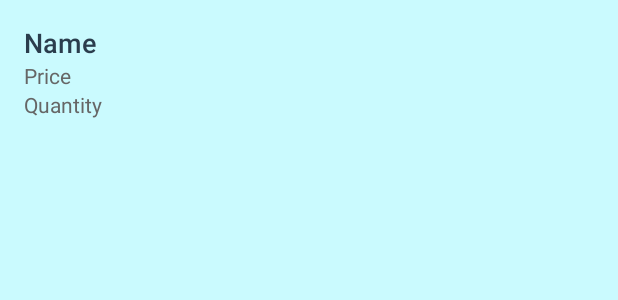
After one commit to jsisanova/InventoryApp, an Android app: the layout list_item.xml on its own in the app's theme, with its tools: preview values and no code run, on a phone screen of 412 x 824 dp. The commit adds this screen. Shown: the top 300 px of the screen. Run offline under Robolectric (Android 15) with nearby library versions, the phone set to English and light mode, and no system bars.

Commit message:
Create BookCursorAdapter to display list of books in ListView

```diff
--- a/app/src/main/java/com/example/android/inventoryapp/data/BookContract.java
+++ b/app/src/main/java/com/example/android/inventoryapp/data/BookContract.java
@@ -53,12 +53,14 @@ public final class BookContract {
 
         /**
          * The MIME type of the {@link #CONTENT_URI} for a list of books.
+         *  Directory MIME type: vnd.android.cursor.dir/com.example.android.books/books
          */
         public static final String CONTENT_LIST_TYPE =
                 ContentResolver.CURSOR_DIR_BASE_TYPE + "/" + CONTENT_AUTHORITY + "/" + PATH_BOOKS;
 
         /**
          * The MIME type of the {@link #CONTENT_URI} for a single book.
+         * Item MIME type: vnd.android.cursor.item/com.example.android.books/books
          */
         public static final String CONTENT_ITEM_TYPE =
                 ContentResolver.CURSOR_ITEM_BASE_TYPE + "/" + CONTENT_AUTHORITY + "/" + PATH_BOOKS;
--- /dev/null
+++ b/app/src/main/res/layout/list_item.xml
@@ -0,0 +1,38 @@
+<?xml version="1.0" encoding="utf-8"?>
+
+<!-- Layout for a single list item in the list of books -->
+<LinearLayout
+    xmlns:android="http://schemas.android.com/apk/res/android"
+    xmlns:tools="http://schemas.android.com/tools"
+    android:layout_width="match_parent"
+    android:layout_height="wrap_content"
+    android:orientation="vertical"
+    android:padding="@dimen/activity_margin">
+
+    <TextView
+        android:id="@+id/name_view"
+        android:layout_width="wrap_content"
+        android:layout_height="wrap_content"
+        android:fontFamily="sans-serif-medium"
+        android:textAppearance="?android:textAppearanceMedium"
+        android:textColor="@color/textColorName"
+        tools:text="@string/hint_book_name" />
+
+    <TextView
+        android:id="@+id/price_view"
+        android:layout_width="wrap_content"
+        android:layout_height="wrap_content"
+        android:fontFamily="sans-serif"
+        android:textAppearance="?android:textAppearanceSmall"
+        android:textColor="@color/textColorPriceAndQuantity"
+        tools:text="@string/hint_book_price" />
+
+    <TextView
+        android:id="@+id/quantity_view"
+        android:layout_width="wrap_content"
+        android:layout_height="wrap_content"
+        android:fontFamily="sans-serif"
+        android:textAppearance="?android:textAppearanceSmall"
+        android:textColor="@color/textColorPriceAndQuantity"
+        tools:text="@string/hint_book_quantity" />
+</LinearLayout>
--- a/app/src/main/res/values/colors.xml
+++ b/app/src/main/res/values/colors.xml
@@ -20,4 +20,10 @@
 
     <!-- Background of FAB -->
     <color name="fabBackground">#FFFFFF</color>
+
+    <!-- Text color in CatalogActivity for name -->
+    <color name="textColorName">#2B3D4D</color>
+
+    <!-- Text color in CatalogActivity for name -->
+    <color name="textColorPriceAndQuantity">#666666</color>
 </resources>
```
Also changed, not shown: app/src/main/java/com/example/android/inventoryapp/BookCursorAdapter.java (added, +79 -0 lines), app/src/main/java/com/example/android/inventoryapp/CatalogActivity.java (+7 -54 lines), app/src/main/res/layout/activity_catalog.xml (+3 -4 lines).
